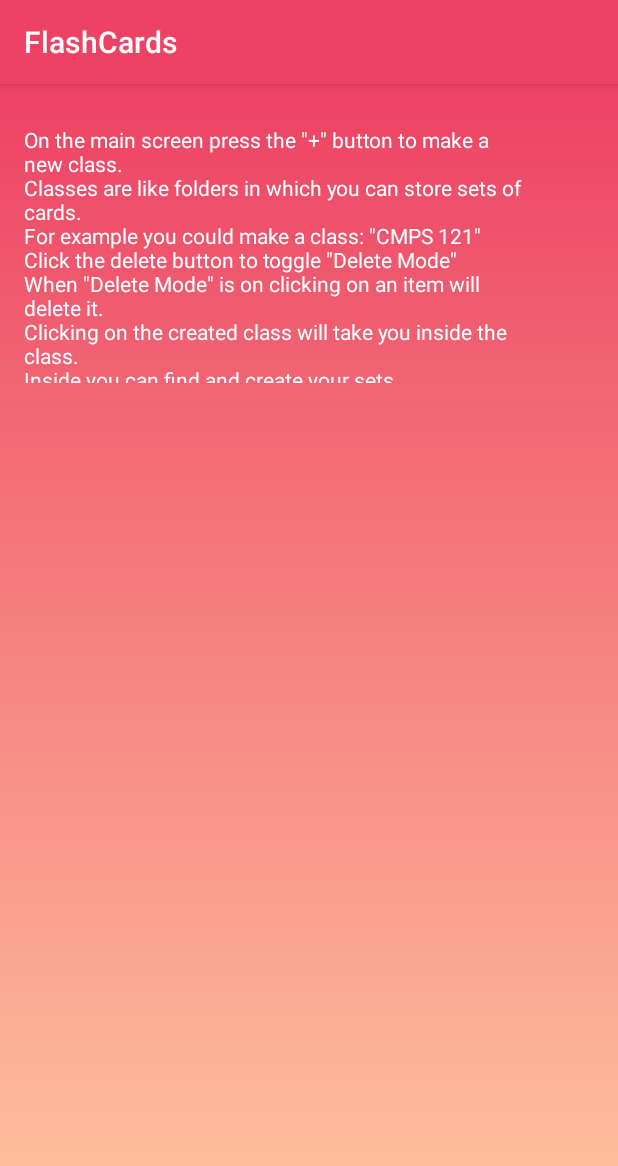
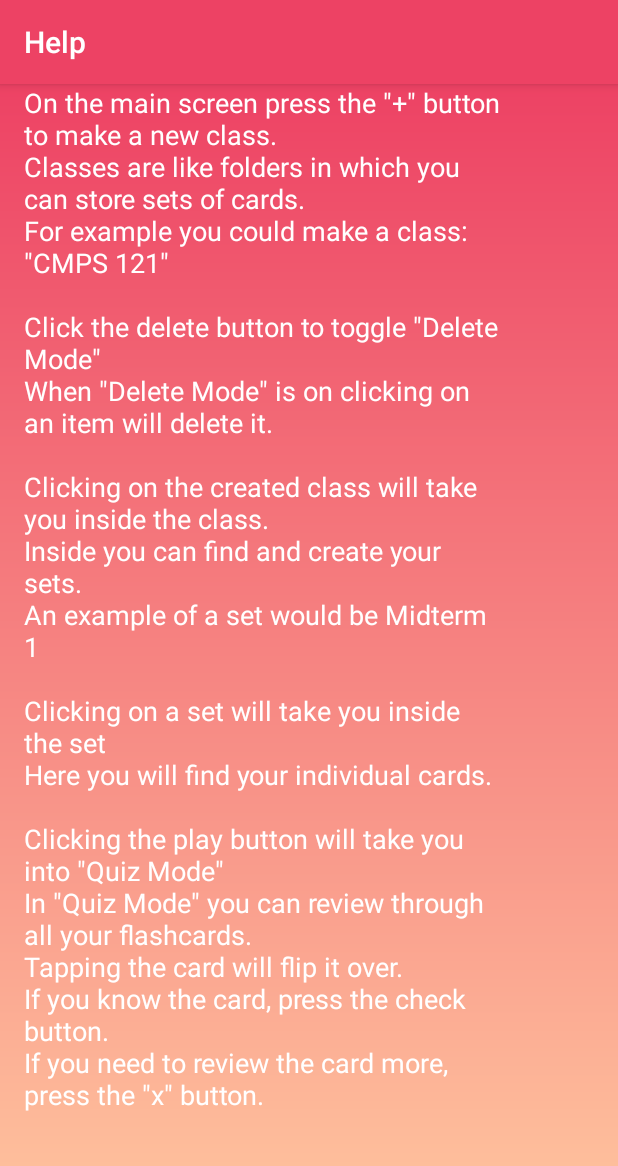
Before and after one commit to joeyaronson/flashcards, an Android app: the helpActivity screen opened directly, with no data from a screen before it, on a phone screen of 412 x 824 dp. Shown: the top 1166 px of the screen. Run offline under Robolectric (Android 15) with nearby library versions, the phone set to English and light mode, and no system bars.

Commit message:
help screen

```diff
--- a/app/src/main/java/ucsc/flashcards/sets.java
+++ b/app/src/main/java/ucsc/flashcards/sets.java
@@ -74,6 +74,7 @@ public class sets extends AppCompatActivity {
 
                 else
                 {
+                    db.deleteChapter(setIdList.get(position));
                     setList.remove(position);
                     aa.notifyDataSetChanged();
                 }
@@ -169,6 +170,7 @@ public class sets extends AppCompatActivity {
 
                 else
                 {
+                    db.deleteChapter(setIdList.get(position));
                     setList.remove(position);
                     aa.notifyDataSetChanged();
                 }
--- a/app/src/main/res/layout/activity_help.xml
+++ b/app/src/main/res/layout/activity_help.xml
@@ -6,30 +6,49 @@
     android:layout_height="match_parent"
     android:background="@drawable/gradient1"
     tools:context="ucsc.flashcards.helpActivity">
-
+    <ScrollView
+        android:layout_width="fill_parent"
+        android:layout_height="fill_parent" >
     <TextView
         android:id="@+id/noSets"
-        android:layout_width="334dp"
-        android:layout_height="172dp"
-        android:layout_marginLeft="16dp"
+        android:layout_width="320dp"
+        android:layout_height="510dp"
+        android:layout_marginLeft="8dp"
+        android:layout_marginRight="8dp"
+
         android:layout_marginStart="16dp"
+        android:scrollbars="vertical"
         android:text='On the main screen press the "+" button to make a new class.
         \nClasses are like folders in which you can store sets of cards.
         \nFor example you could make a class: "CMPS 121"
+        \n
         \nClick the delete button to toggle "Delete Mode"
         \nWhen "Delete Mode" is on clicking on an item will delete it.
+        \n
         \nClicking on the created class will take you inside the class.
         \nInside you can find and create your sets.
         \nAn example of a set would be Midterm 1
+        \n
         \nClicking on a set will take you inside the set
-        \nHere '
+        \nHere you will find your individual cards.
+        \n
+        \nClicking the play button will take you into "Quiz Mode"
+        \nIn "Quiz Mode" you can review through all your flashcards.
+        \nTapping the card will flip it over.
+        \nIf you know the card, press the check button.
+        \nIf you need to review the card more, press the "x" button.'
+        android:textColor="@color/white"
+        android:textSize="18sp"
+        app:layout_constraintBottom_toBottomOf="parent"
+        app:layout_constraintHorizontal_bias="0.0"
+        app:layout_constraintLeft_toLeftOf="parent"
+        app:layout_constraintRight_toRightOf="parent"
+        app:layout_constraintTop_toTopOf="parent"
+        app:layout_constraintVertical_bias="0.0"
+        tools:layout_editor_absoluteY="1dp"
+        tools:layout_editor_absoluteX="56dp" />
+    </ScrollView>
 
-        android:textColor="@color/white"
-        android:textSize="14sp"
-        app:layout_constraintBottom_toBottomOf="parent"
-        app:layout_constraintLeft_toLeftOf="parent"
-        app:layout_constraintTop_toTopOf="parent"
-        app:layout_constraintVertical_bias="0.046"
-        tools:layout_editor_absoluteX="42dp" />
+
 
 </android.support.constraint.ConstraintLayout>
```
Also changed, not shown: app/src/main/AndroidManifest.xml (+9 -2 lines), app/src/main/java/ucsc/flashcards/MainActivity.java (+13 -1 lines), app/src/main/res/layout/activity_main.xml (+17 -0 lines), app/src/main/helpbutton-web.png (added), app/src/main/res/mipmap-hdpi/helpbutton.png (added), app/src/main/res/mipmap-mdpi/helpbutton.png (added), app/src/main/res/mipmap-xhdpi/helpbutton.png (added), app/src/main/res/mipmap-xxhdpi/helpbutton.png (added), app/src/main/res/mipmap-xxxhdpi/helpbutton.png (added).
